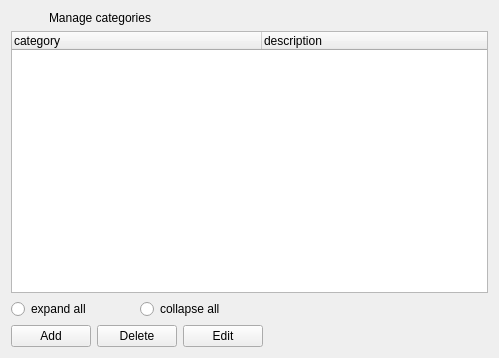
The window that client/uiforms/categories.ui (Wolframe/configurator) describes before a commit, drawn with Qt 5.
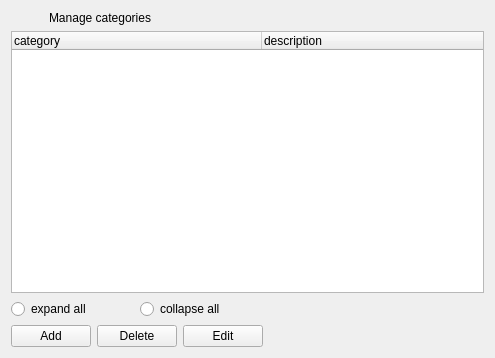
The same window after the commit. Icons and pictures are not drawn.

The edit to the form file:
```diff
--- a/client/uiforms/categories.ui
+++ b/client/uiforms/categories.ui
@@ -6,7 +6,7 @@
    <rect>
     <x>0</x>
     <y>0</y>
-    <width>499</width>
+    <width>495</width>
     <height>358</height>
    </rect>
   </property>
```
Left out of the diff: 21 changed lines with no effect on the pictures.
